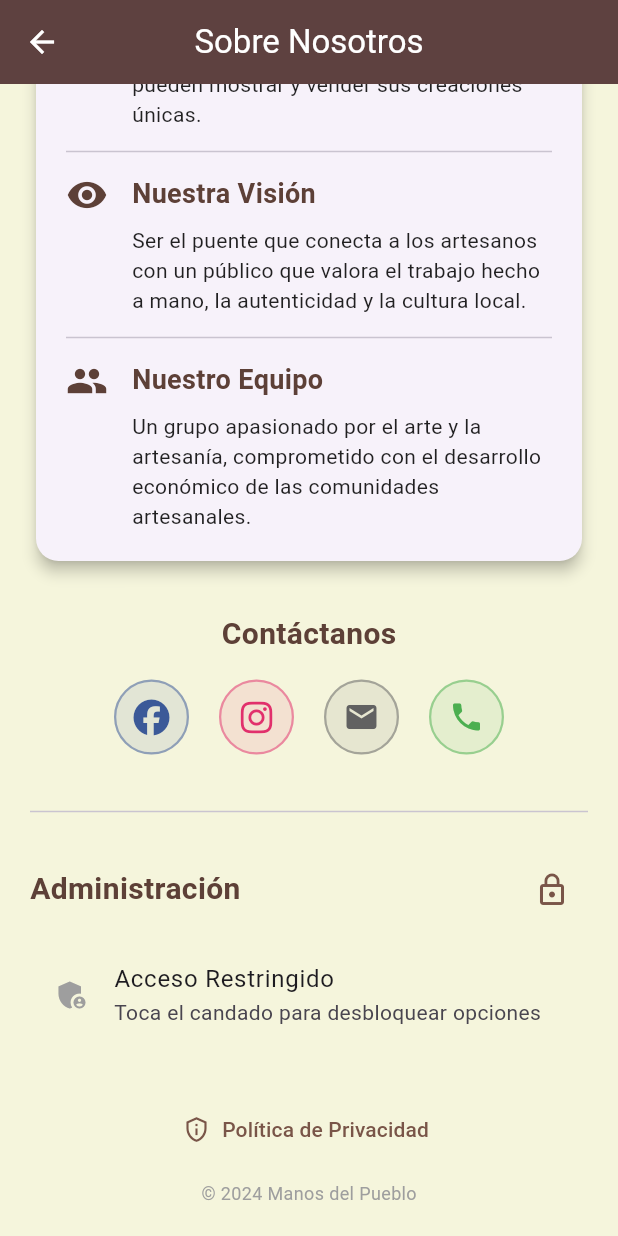
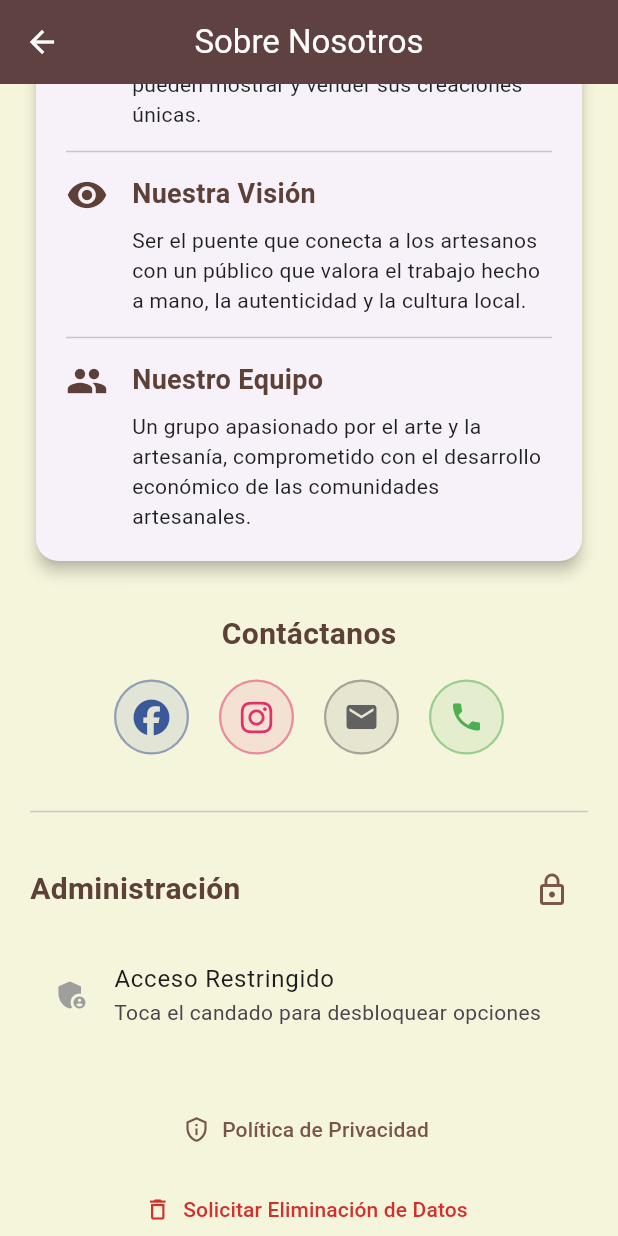
Before and after one commit to marsaiz/manos-del-pueblo, a Flutter app: the AboutScreen screen opened by its route, scrolled down 503 dp, on a phone screen of 412 x 824 dp. Run offline on Flutter 3.47's test engine with Material 3 defaults, Android fonts, the phone set to English and light mode, and no system bars; our stand-ins replace cloud_firestore, firebase_core, firebase_remote_config, firebase_storage, font_awesome_flutter, image_picker and 3 more; missing offline and left inert: image_picker_web; accounts and stored records are empty; project files that could hold a hidden picture were left out.

Commit message:
agregar el mail to para eliminar la cuenta de un artesano

```diff
--- a/lib/screens/about_screen.dart
+++ b/lib/screens/about_screen.dart
@@ -230,6 +230,20 @@
                 foregroundColor: Colors.brown,
               ),
             ),
+            const SizedBox(height: 5),
+            // Solicitud de Eliminación de Datos (para artesanos)
+            TextButton.icon(
+              onPressed: () {
+                _launchURL(
+                  'mailto:contacto@manos-del-pueblo.ar?subject=Solicitud de eliminación de datos de artesano&body=Nombre del artesano:%0D%0ALocalidad:%0D%0AMotivo de la solicitud:%0D%0A%0D%0APor favor, proporciona la información necesaria para verificar tu identidad como artesano registrado.',
+                );
+              },
+              icon: const Icon(Icons.delete_outline, size: 18),
+              label: const Text('Solicitar Eliminación de Datos'),
+              style: TextButton.styleFrom(
+                foregroundColor: Colors.red[700],
+              ),
+            ),
             const SizedBox(height: 10),
             // Créditos
             const Text(
```
Also changed, not shown: lib/screens/privacy_policy_screen.dart (+43 -0 lines), 3 other files.
